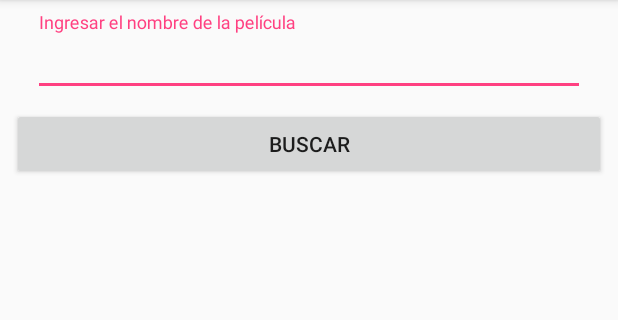
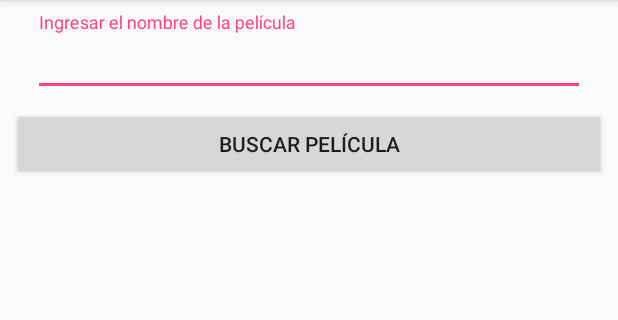
Before and after one commit to alxjusto/AndroidStudioProjects, an Android app: the screen it shows after launch (MainActivity), on a phone screen of 412 x 824 dp, the part 84-404 px from its top. Run offline under Robolectric (Android 15) with nearby library versions, the phone set to English and light mode, and no system bars.

Commit message:
Cambio en el botón

```diff
--- a/MovieAPI/app/src/main/res/values/strings.xml
+++ b/MovieAPI/app/src/main/res/values/strings.xml
@@ -1,5 +1,5 @@
 <resources>
     <string name="app_name">MovieAPI</string>
     <string name="hint_pelicula">Ingresar el nombre de la película</string>
-    <string name="bt_buscar">Buscar</string>
+    <string name="bt_buscar">Buscar película</string>
 </resources>
```
